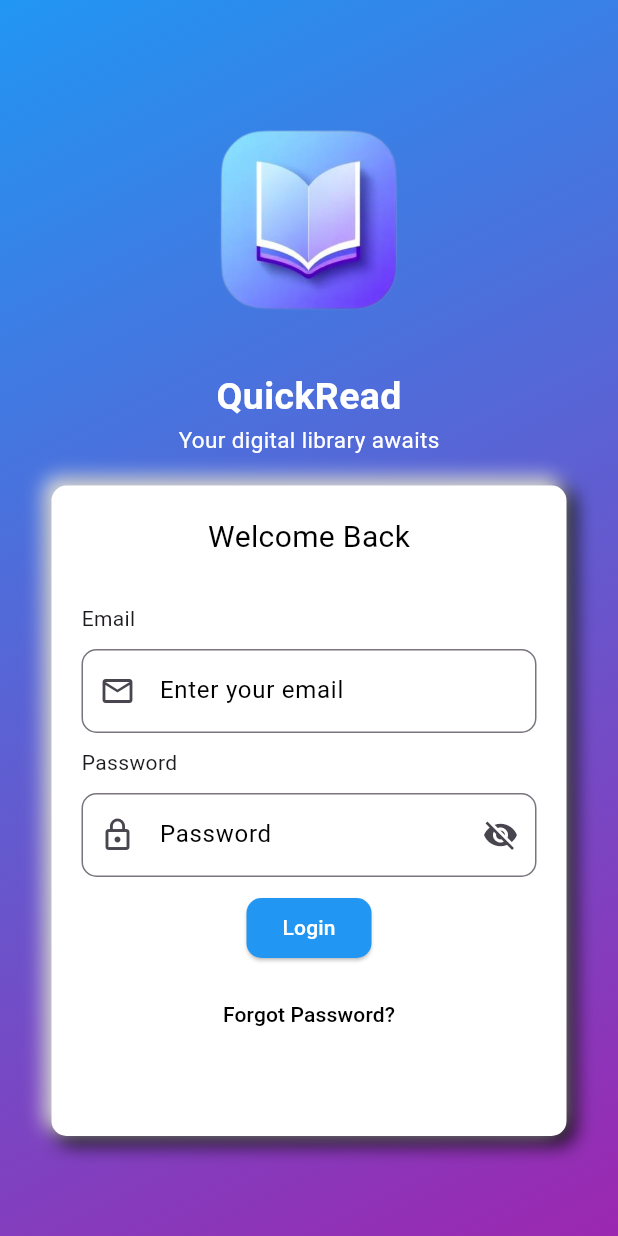
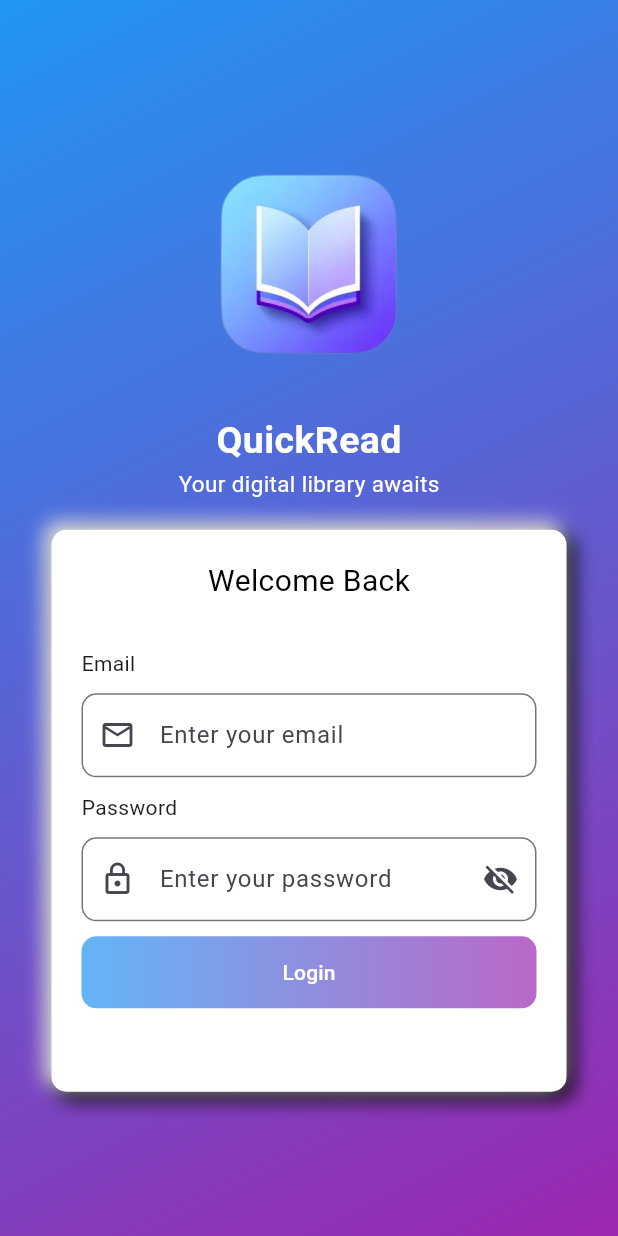
Before and after one commit to Oyelo24/QuickRead, a Flutter app: the screen it shows after launch, on a phone screen of 412 x 824 dp. Run offline on Flutter 3.47's test engine with Material 3 defaults, Android fonts, the phone set to English and light mode, and no system bars; accounts and stored records are empty.

Commit message:
added pocketbase to dependency

```diff
--- a/lib/views/login_view.dart
+++ b/lib/views/login_view.dart
@@ -40,7 +40,7 @@ class _LoginViewState extends State<LoginView> {
                 style: TextStyle(color: Colors.white, fontSize: 15),
               ),
               Container(
-                height: MediaQuery.of(context).size.height / 1.9,
+                height: MediaQuery.of(context).size.height / 2.2,
                 width: MediaQuery.of(context).size.width / 1.2,
                 decoration: BoxDecoration(
                   boxShadow: [
@@ -81,10 +81,18 @@ class _LoginViewState extends State<LoginView> {
                     TextField(
                       decoration: InputDecoration(
                         prefixIcon: Icon(Icons.email_outlined),
-                        labelText: 'Enter your email',
+                        hintText: 'Enter your email',
                         labelStyle: TextStyle(color: Colors.black),
                         border: OutlineInputBorder(
                           borderRadius: BorderRadius.circular(10),
+                          borderSide: BorderSide(width: 1.0),
+                        ),
+                        focusedBorder: OutlineInputBorder(
+                          borderRadius: BorderRadius.circular(10),
+                          borderSide: BorderSide(
+                            color: Colors.purple.shade300,
+                            width: 2.0,
+                          ),
                         ),
                       ),
                     ),
@@ -97,10 +105,18 @@ class _LoginViewState extends State<LoginView> {
                     TextField(
                       decoration: InputDecoration(
                         prefixIcon: Icon(Icons.lock_outline),
-                        labelText: 'Password',
+                        hintText: 'Enter your password',
                         labelStyle: TextStyle(color: Colors.black),
                         border: OutlineInputBorder(
                           borderRadius: BorderRadius.circular(10),
+                          borderSide: BorderSide(width: 1.0),
+                        ),
+                        focusedBorder: OutlineInputBorder(
+                          borderRadius: BorderRadius.circular(10),
+                          borderSide: BorderSide(
+                            color: Colors.purple.shade300,
+                            width: 2.0,
+                          ),
                         ),
                         suffixIcon: IconButton(
                           onPressed: () {
@@ -108,36 +124,52 @@ class _LoginViewState extends State<LoginView> {
                               obscureText = !obscureText;
                             });
                           },
-                          icon: Icon(obscureText ? Icons.visibility_off : Icons.visibility),
+                          icon: Icon(
+                            obscureText
+                                ? Icons.visibility_off
+                                : Icons.visibility,
+                          ),
                         ),
                       ),
                       obscureText: obscureText,
-
                     ),
                     SizedBox(height: 10),
-                    ElevatedButton(
+                    Container(
+                      width: double.infinity,
+                      decoration: BoxDecoration(
+                        gradient: LinearGradient(
+                          colors: [
+                            Colors.blue.shade300,
+                            Colors.purple.shade300,
+                          ],
+                        ),
+                        borderRadius: BorderRadius.circular(10),
+                      ),
+                      child: ElevatedButton(
                         onPressed: () {
                           // Add your login logic here
                         },
                         child: Text('Login'),
                         style: ElevatedButton.styleFrom(
-                        backgroundColor: Colors.blue,
+                          backgroundColor: Colors.transparent,
                           foregroundColor: Colors.white,
+                          shadowColor: Colors.transparent,
                           shape: RoundedRectangleBorder(
                             borderRadius: BorderRadius.circular(10),
                           ),
                         ),
                       ),
+                    ),
                     SizedBox(height: 10),
-                    TextButton(
-                      onPressed: () {
-                        // Add your forgot password logic here
-                      },
-                      child: Text('Forgot Password?'),
-                      style: TextButton.styleFrom(
-                        foregroundColor: Colors.black,
-                      ),
-                    ),
+                    // TextButton(
+                    //   onPressed: () {
+                    //     // Add your forgot password logic here
+                    //   },
+                    //   child: Text('Forgot Password?'),
+                    //   style: TextButton.styleFrom(
+                    //     foregroundColor: Colors.black,
+                    //   ),
+                    // ),
                   ],
                 ),
               ),
--- a/pubspec.yaml
+++ b/pubspec.yaml
@@ -10,6 +10,7 @@ dependencies:
   flutter:
     sdk: flutter
   provider: ^6.1.2
+  pocketbase: ^0.18.1
 
 dev_dependencies:
   flutter_test:
```
Also changed, not shown: pubspec.lock. Lines whose indentation alone changed are shown as unchanged.
